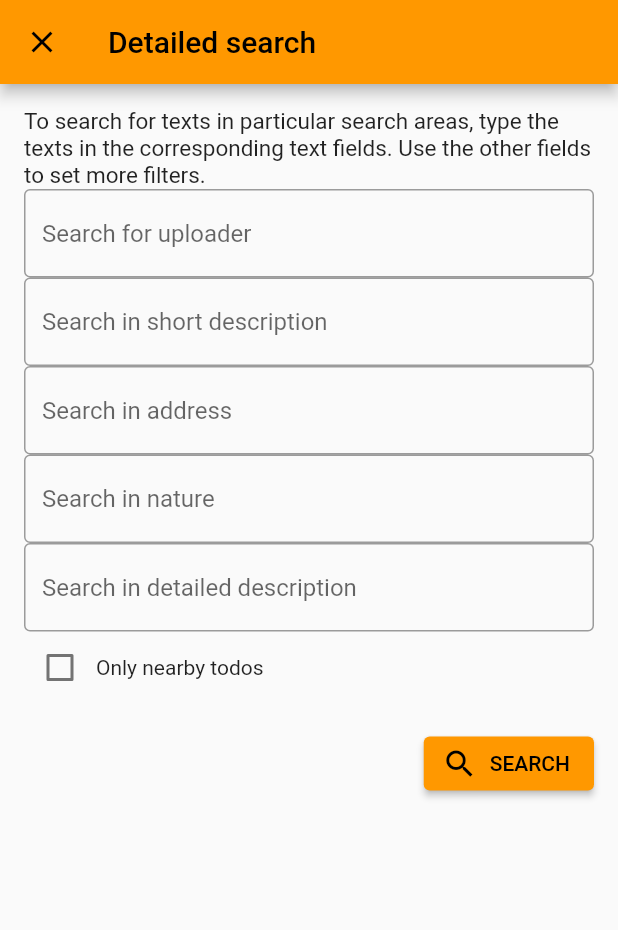
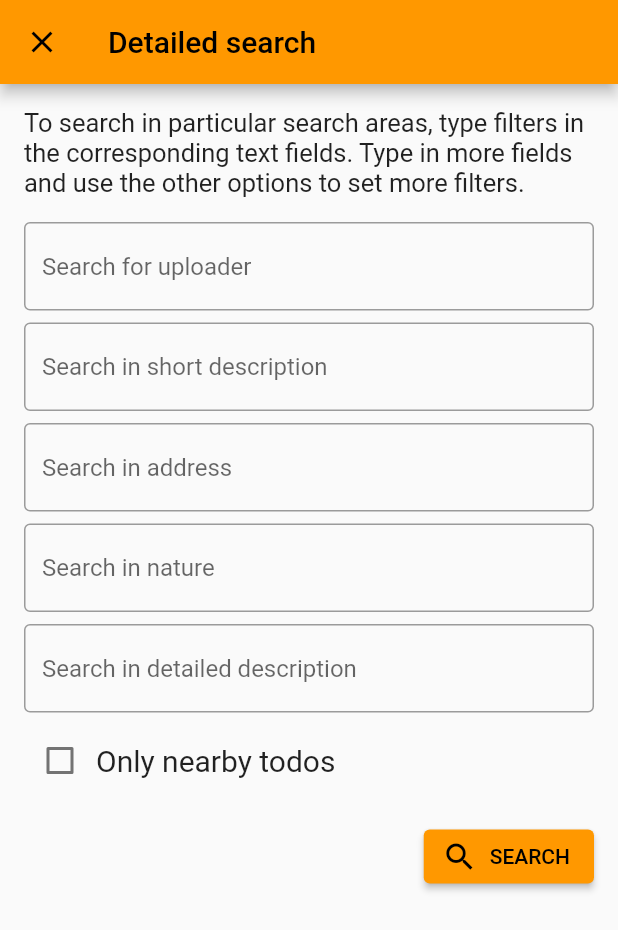
Before and after one commit to whattila/tourism_todo_recommender, a Flutter app: the HomeView screen opened directly, after a tap on "SEARCH", after a tap on "DETAILED SEARCH", on a phone screen of 412 x 824 dp. Shown: the top 930 px of the screen. Run offline on Flutter 3.47's test engine with Material 2 defaults, Android fonts, the phone set to English and light mode, and no system bars; our stand-ins replace bloc, cloud_firestore, equatable, firebase_auth, firebase_core, flutter_bloc and 4 more; missing offline and left inert: flow_builder; accounts and stored records are empty.

Commit message:
Tested nearby search and refined the style of the detailed search form.

```diff
--- a/lib/bloc/search/detailed_search/detailed_search_cubit.dart
+++ b/lib/bloc/search/detailed_search/detailed_search_cubit.dart
@@ -1,5 +1,6 @@
 import 'package:bloc/bloc.dart';
 import 'package:tourism_todo_recommender/data/device_services.dart';
+import 'package:tourism_todo_recommender/data/geocoder.dart';
 import 'package:tourism_todo_recommender/models/detailed_search_data.dart';
 import 'package:tourism_todo_recommender/models/geolocation.dart';
 import 'detailed_search_state.dart';
@@ -28,6 +29,9 @@ class DetailedSearchCubit extends Cubit<DetailedSearchState> {
       } on DeviceException catch (e) {
         // if an exception occurs, we leave the location null
         // later we can also do additional stuff here if we wish
+      } on InvalidLocation catch (e) {
+        // if an exception occurs, we leave the location null
+        // later we can also do additional stuff here if we wish
       } catch (_) {
         // if an exception occurs, we leave the location null
         // later we can also do additional stuff here if we wish
--- a/lib/models/detailed_search_data.dart
+++ b/lib/models/detailed_search_data.dart
@@ -38,7 +38,9 @@ class DetailedSearchData {
   }
 
   bool _isTodoCloseToCurrentLocation(Todo todo) {
+    // if userLocation is null, we accept all todos regardless location
     if (userLocation != null) {
+      // if a todo's location is null, we can't check where it is and regard it as not close
       if (todo.latitude != null && todo.longitude != null) {
         return userLocation!.distanceTo(Geolocation(latitude: todo.latitude!, longitude: todo.longitude!)) <= _maxDistanceOfCloseTodosInKM;
       }
--- a/lib/models/geolocation.dart
+++ b/lib/models/geolocation.dart
@@ -11,7 +11,6 @@ class Geolocation extends Equatable {
   final double longitude;
 
   /// Uses the Haversine formula to compute the distance between this location and another.
-  /// TODO: I should check if this is truly correct.
   double distanceTo(Geolocation destination) {
     const earthRadiusKm = 6372.8;
 
--- a/lib/widget/search/detailed_search/detailed_search_page.dart
+++ b/lib/widget/search/detailed_search/detailed_search_page.dart
@@ -43,10 +43,11 @@ class DetailedSearchView extends StatelessWidget {
           child: Column(
             children: [
               const Text(
-                'To search for texts in particular search areas, type the texts in the corresponding text fields. Use the other fields to set more filters.',
+                'To search in particular search areas, type filters in the corresponding text fields. Type in more fields and use the other options to set more filters.',
                 textAlign: TextAlign.start,
-                style: TextStyle(fontSize: 15),
+                style: TextStyle(fontSize: 17),
               ),
+              const SizedBox(height: 16),
               _SearchForm(),
             ],
           ),
@@ -80,6 +81,7 @@ class _SearchFormState extends State<_SearchForm> {
             border: OutlineInputBorder()
           ),
         ),
+        const SizedBox(height: 8),
         TextFormField(
           controller: shortDescriptionController,
           decoration: const InputDecoration(
@@ -87,6 +89,7 @@ class _SearchFormState extends State<_SearchForm> {
             border: OutlineInputBorder()
           ),
         ),
+        const SizedBox(height: 8),
         TextFormField(
           controller: addressController,
           decoration: const InputDecoration(
@@ -94,6 +97,7 @@ class _SearchFormState extends State<_SearchForm> {
             border: OutlineInputBorder()
           ),
         ),
+        const SizedBox(height: 8),
         TextFormField(
           controller: natureController,
           decoration: const InputDecoration(
@@ -101,6 +105,7 @@ class _SearchFormState extends State<_SearchForm> {
             border: OutlineInputBorder()
           ),
         ),
+        const SizedBox(height: 8),
         TextFormField(
           controller: detailedDescriptionController,
           decoration: const InputDecoration(
@@ -108,6 +113,7 @@ class _SearchFormState extends State<_SearchForm> {
             border: OutlineInputBorder()
           ),
         ),
+        const SizedBox(height: 8),
         const CheckboxRow(),
         Row(
           mainAxisAlignment: MainAxisAlignment.end,
@@ -162,7 +168,9 @@ class CheckboxRow extends StatelessWidget {
             }
           },
         ),
-        const Text("Only nearby todos")
+        const Text("Only nearby todos",
+          style: TextStyle(fontSize: 20),
+        )
       ],
     );
   }
```
